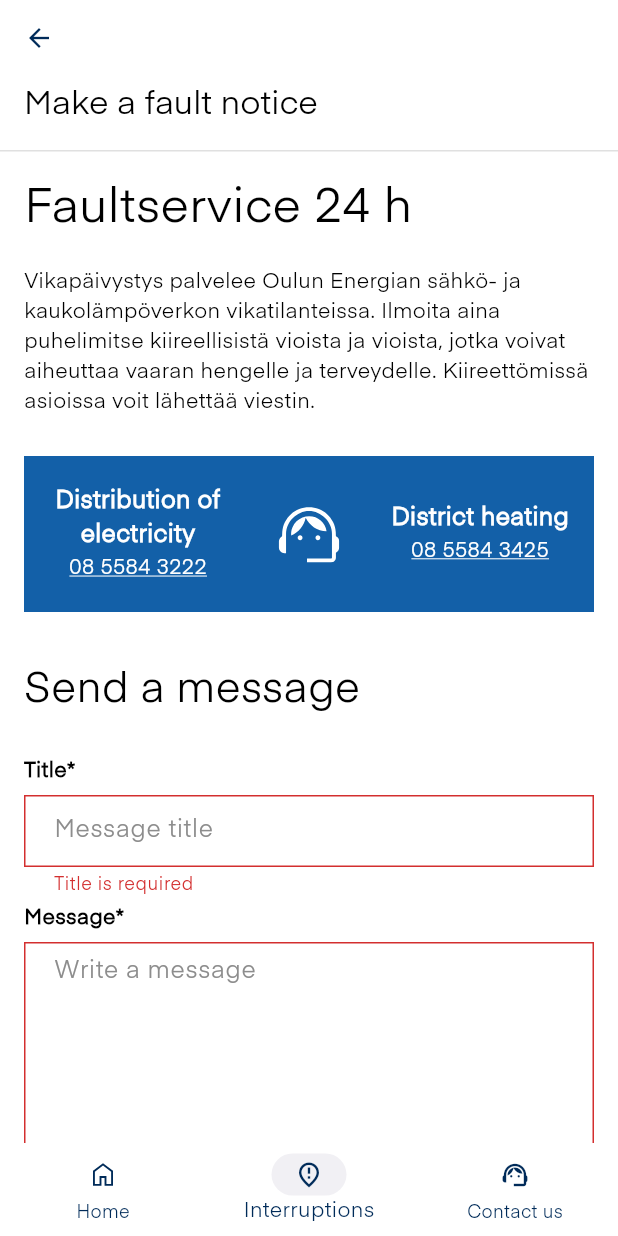
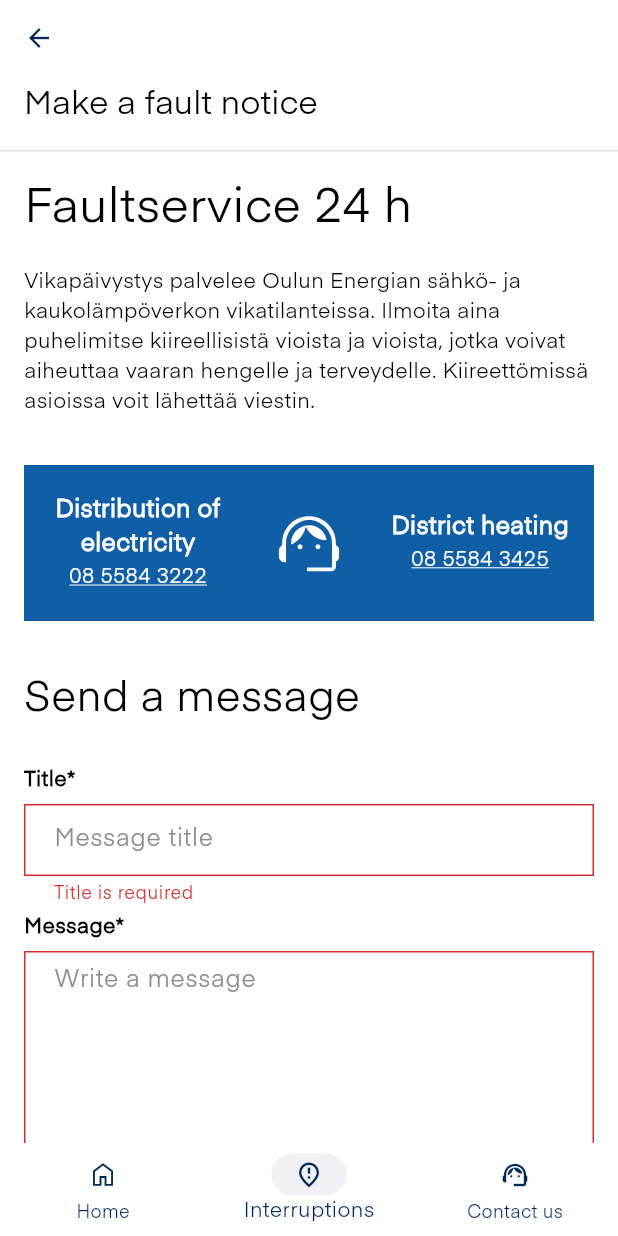
Before and after one commit to digiaonline/oulun-energia-mobile, a Flutter app: the InterruptionsFaultView screen opened by its route, on a phone screen of 412 x 824 dp. Run offline on Flutter 3.47's test engine with Material 2 defaults, Android fonts, the phone set to English and light mode, and no system bars; drawn by our look-alikes of expandable; our stand-ins replace chewie, fl_chart, flutter_riverpod, flutter_secure_storage, flutter_svg, go_router and 3 more; missing offline and left inert: flutter_flavorizr, xml2json; accounts and stored records are empty; generated files the repository leaves out were written again.

Commit message:
Update hardcoded values with constants

```diff
--- a/lib/views/interruptions/interruptions_fault_view.dart
+++ b/lib/views/interruptions/interruptions_fault_view.dart
@@ -40,7 +40,7 @@ class InterruptionsFaultView extends StatelessWidget {
         text: locals.interruptionsViewFaultText,
         children: [
           const FaultServiceInfo(),
-          const SizedBox(height: 32.0),
+          const SizedBox(height: Sizes.itemDefaultSpacingLarge),
           SendMessageForm(
             onSubmit: onSubmit,
           ),
@@ -57,11 +57,11 @@ class FaultServiceInfo extends StatelessWidget {
     var locals = AppLocalizations.of(context)!;
     return Container(
       margin: const EdgeInsets.only(
-        top: 10.0,
+        top: Sizes.itemDefaultSpacing,
       ),
       width: double.infinity,
       height: 104,
-      color: const Color(0xFF1360A8),
+      color: iconColorBlueLight,
       child: Row(
         mainAxisAlignment: MainAxisAlignment.spaceEvenly,
         children: [
```
